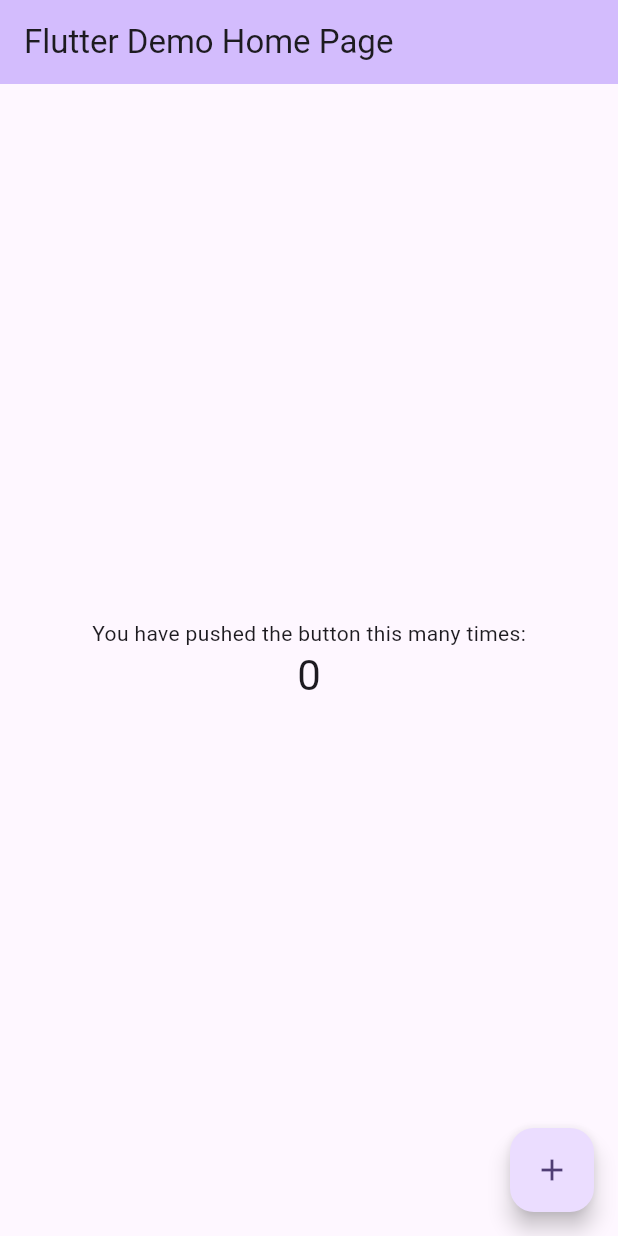
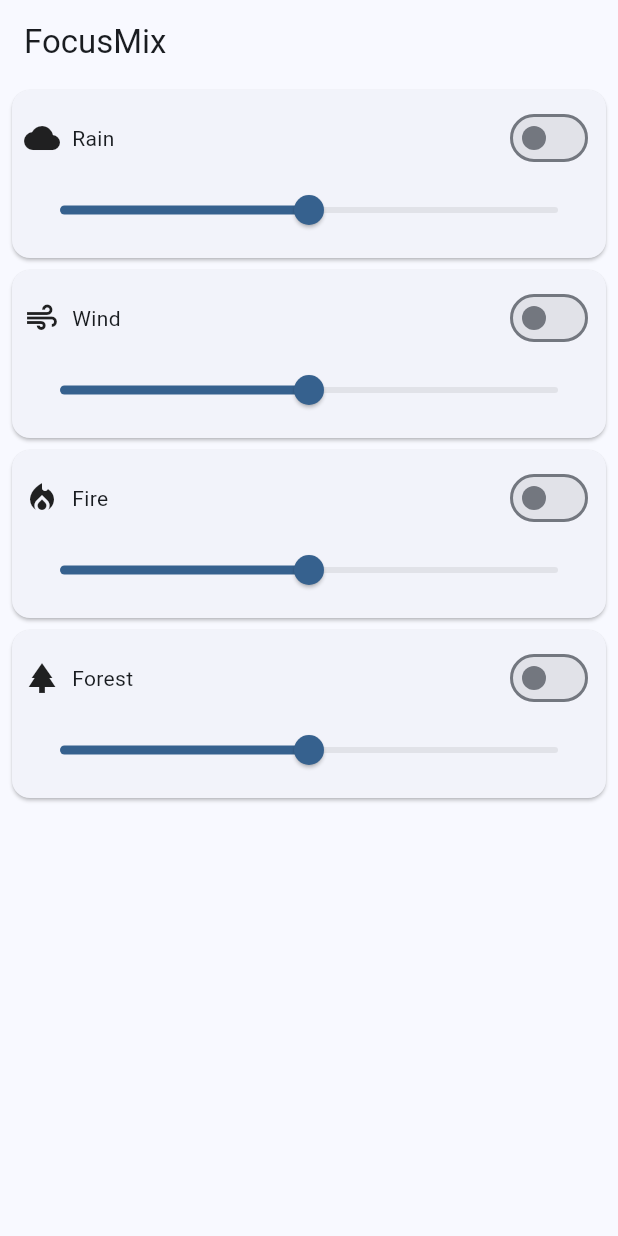
Before and after one commit to PigeonLabs/codex_flutter_focusmix, a Flutter app: the screen it shows after launch, on a phone screen of 412 x 824 dp. Run offline on Flutter 3.47's test engine with Material 3 defaults, Android fonts, the phone set to English and light mode, and no system bars; our stand-ins replace audioplayers.

```diff
--- a/lib/main.dart
+++ b/lib/main.dart
@@ -1,122 +1,23 @@
 import 'package:flutter/material.dart';
 
+import 'screens/home_screen.dart';
+
 void main() {
-  runApp(const MyApp());
+  runApp(const FocusMixApp());
 }
 
-class MyApp extends StatelessWidget {
-  const MyApp({super.key});
+/// Root widget for FocusMix application.
+class FocusMixApp extends StatelessWidget {
+  const FocusMixApp({super.key});
 
-  // This widget is the root of your application.
   @override
   Widget build(BuildContext context) {
     return MaterialApp(
-      title: 'Flutter Demo',
+      title: 'FocusMix',
       theme: ThemeData(
-        // This is the theme of your application.
-        //
-        // TRY THIS: Try running your application with "flutter run". You'll see
-        // the application has a purple toolbar. Then, without quitting the app,
-        // try changing the seedColor in the colorScheme below to Colors.green
-        // and then invoke "hot reload" (save your changes or press the "hot
-        // reload" button in a Flutter-supported IDE, or press "r" if you used
-        // the command line to start the app).
-        //
-        // Notice that the counter didn't reset back to zero; the application
-        // state is not lost during the reload. To reset the state, use hot
-        // restart instead.
-        //
-        // This works for code too, not just values: Most code changes can be
-        // tested with just a hot reload.
-        colorScheme: ColorScheme.fromSeed(seedColor: Colors.deepPurple),
+        colorScheme: ColorScheme.fromSeed(seedColor: Colors.blue),
       ),
-      home: const MyHomePage(title: 'Flutter Demo Home Page'),
+      home: HomeScreen(),
     );
   }
 }
-
-class MyHomePage extends StatefulWidget {
-  const MyHomePage({super.key, required this.title});
-
-  // This widget is the home page of your application. It is stateful, meaning
-  // that it has a State object (defined below) that contains fields that affect
-  // how it looks.
-
-  // This class is the configuration for the state. It holds the values (in this
-  // case the title) provided by the parent (in this case the App widget) and
-  // used by the build method of the State. Fields in a Widget subclass are
-  // always marked "final".
-
-  final String title;
-
-  @override
-  State<MyHomePage> createState() => _MyHomePageState();
-}
-
-class _MyHomePageState extends State<MyHomePage> {
-  int _counter = 0;
-
-  void _incrementCounter() {
-    setState(() {
-      // This call to setState tells the Flutter framework that something has
-      // changed in this State, which causes it to rerun the build method below
-      // so that the display can reflect the updated values. If we changed
-      // _counter without calling setState(), then the build method would not be
-      // called again, and so nothing would appear to happen.
-      _counter++;
-    });
-  }
-
-  @override
-  Widget build(BuildContext context) {
-    // This method is rerun every time setState is called, for instance as done
-    // by the _incrementCounter method above.
-    //
-    // The Flutter framework has been optimized to make rerunning build methods
-    // fast, so that you can just rebuild anything that needs updating rather
-    // than having to individually change instances of widgets.
-    return Scaffold(
-      appBar: AppBar(
-        // TRY THIS: Try changing the color here to a specific color (to
-        // Colors.amber, perhaps?) and trigger a hot reload to see the AppBar
-        // change color while the other colors stay the same.
-        backgroundColor: Theme.of(context).colorScheme.inversePrimary,
-        // Here we take the value from the MyHomePage object that was created by
-        // the App.build method, and use it to set our appbar title.
-        title: Text(widget.title),
-      ),
-      body: Center(
-        // Center is a layout widget. It takes a single child and positions it
-        // in the middle of the parent.
-        child: Column(
-          // Column is also a layout widget. It takes a list of children and
-          // arranges them vertically. By default, it sizes itself to fit its
-          // children horizontally, and tries to be as tall as its parent.
-          //
-          // Column has various properties to control how it sizes itself and
-          // how it positions its children. Here we use mainAxisAlignment to
-          // center the children vertically; the main axis here is the vertical
-          // axis because Columns are vertical (the cross axis would be
-          // horizontal).
-          //
-          // TRY THIS: Invoke "debug painting" (choose the "Toggle Debug Paint"
-          // action in the IDE, or press "p" in the console), to see the
-          // wireframe for each widget.
-          mainAxisAlignment: MainAxisAlignment.center,
-          children: <Widget>[
-            const Text('You have pushed the button this many times:'),
-            Text(
-              '$_counter',
-              style: Theme.of(context).textTheme.headlineMedium,
-            ),
-          ],
-        ),
-      ),
-      floatingActionButton: FloatingActionButton(
-        onPressed: _incrementCounter,
-        tooltip: 'Increment',
-        child: const Icon(Icons.add),
-      ), // This trailing comma makes auto-formatting nicer for build methods.
-    );
-  }
-}
--- /dev/null
+++ b/lib/models/sound_model.dart
@@ -0,0 +1,18 @@
+import 'package:flutter/material.dart';
+
+/// Model representing an ambient sound.
+class SoundModel {
+  final String name;
+  final String assetPath;
+  final IconData icon;
+  double volume;
+  bool isPlaying;
+
+  SoundModel({
+    required this.name,
+    required this.assetPath,
+    required this.icon,
+    this.volume = 0.5,
+    this.isPlaying = false,
+  });
+}
--- /dev/null
+++ b/lib/screens/home_screen.dart
@@ -0,0 +1,51 @@
+import 'package:flutter/material.dart';
+
+import '../models/sound_model.dart';
+import '../services/audio_service.dart';
+import '../widgets/sound_tile.dart';
+
+/// Home screen displaying all available sounds.
+class HomeScreen extends StatelessWidget {
+  HomeScreen({super.key});
+
+  final AudioService _audioService = AudioService();
+
+  final List<SoundModel> sounds = [
+    SoundModel(
+      name: 'Rain',
+      assetPath: 'sounds/rain.wav',
+      icon: Icons.cloud,
+    ),
+    SoundModel(
+      name: 'Wind',
+      assetPath: 'sounds/wind.wav',
+      icon: Icons.air,
+    ),
+    SoundModel(
+      name: 'Fire',
+      assetPath: 'sounds/fire.wav',
+      icon: Icons.local_fire_department,
+    ),
+    SoundModel(
+      name: 'Forest',
+      assetPath: 'sounds/forest.wav',
+      icon: Icons.park,
+    ),
+  ];
+
+  @override
+  Widget build(BuildContext context) {
+    return Scaffold(
+      appBar: AppBar(title: const Text('FocusMix')),
+      body: ListView.builder(
+        itemCount: sounds.length,
+        itemBuilder: (context, index) {
+          return SoundTile(
+            sound: sounds[index],
+            audioService: _audioService,
+          );
+        },
+      ),
+    );
+  }
+}
--- /dev/null
+++ b/lib/services/audio_service.dart
@@ -0,0 +1,35 @@
+import 'package:audioplayers/audioplayers.dart';
+
+import '../models/sound_model.dart';
+
+/// Service responsible for handling audio playback for multiple sounds.
+class AudioService {
+  final Map<String, AudioPlayer> _players = {};
+
+  Future<void> play(SoundModel sound) async {
+    final player = _players.putIfAbsent(sound.name, () {
+      final p = AudioPlayer();
+      p.setReleaseMode(ReleaseMode.loop);
+      return p;
+    });
+
+    await player.play(AssetSource(sound.assetPath), volume: sound.volume);
+    sound.isPlaying = true;
+  }
+
+  Future<void> stop(SoundModel sound) async {
+    final player = _players[sound.name];
+    if (player != null) {
+      await player.stop();
+    }
+    sound.isPlaying = false;
+  }
+
+  Future<void> setVolume(SoundModel sound, double volume) async {
+    sound.volume = volume;
+    final player = _players[sound.name];
+    if (player != null) {
+      await player.setVolume(volume);
+    }
+  }
+}
--- /dev/null
+++ b/lib/widgets/sound_tile.dart
@@ -0,0 +1,59 @@
+import 'package:flutter/material.dart';
+
+import '../models/sound_model.dart';
+import '../services/audio_service.dart';
+
+/// Widget representing a single sound control tile.
+class SoundTile extends StatefulWidget {
+  final SoundModel sound;
+  final AudioService audioService;
+
+  const SoundTile({super.key, required this.sound, required this.audioService});
+
+  @override
+  State<SoundTile> createState() => _SoundTileState();
+}
+
+class _SoundTileState extends State<SoundTile> {
+  @override
+  Widget build(BuildContext context) {
+    final sound = widget.sound;
+    return Card(
+      margin: const EdgeInsets.symmetric(horizontal: 8, vertical: 4),
+      child: Padding(
+        padding: const EdgeInsets.all(8.0),
+        child: Column(
+          children: [
+            Row(
+              children: [
+                Icon(sound.icon),
+                const SizedBox(width: 8),
+                Expanded(child: Text(sound.name)),
+                Switch(
+                  value: sound.isPlaying,
+                  onChanged: (value) async {
+                    if (value) {
+                      await widget.audioService.play(sound);
+                    } else {
+                      await widget.audioService.stop(sound);
+                    }
+                    setState(() {});
+                  },
+                ),
+              ],
+            ),
+            Slider(
+              min: 0,
+              max: 1,
+              value: sound.volume,
+              onChanged: (value) async {
+                await widget.audioService.setVolume(sound, value);
+                setState(() {});
+              },
+            ),
+          ],
+        ),
+      ),
+    );
+  }
+}
--- a/pubspec.yaml
+++ b/pubspec.yaml
@@ -34,6 +34,7 @@ dependencies:
   # The following adds the Cupertino Icons font to your application.
   # Use with the CupertinoIcons class for iOS style icons.
   cupertino_icons: ^1.0.8
+  audioplayers: ^5.2.1
 
 dev_dependencies:
   flutter_test:
@@ -56,6 +57,9 @@ flutter:
   # included with your application, so that you can use the icons in
   # the material Icons class.
   uses-material-design: true
+
+  assets:
+    - assets/sounds/
 
   # To add assets to your application, add an assets section, like this:
   # assets:
```
Also changed, not shown: 3 other files.
